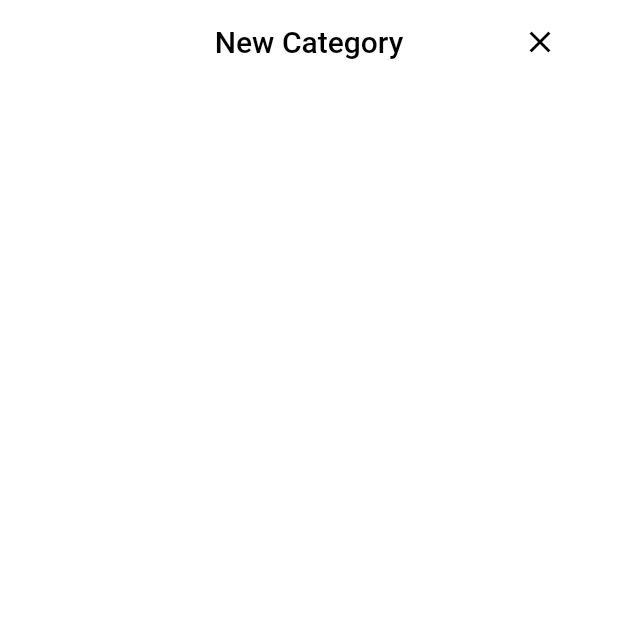
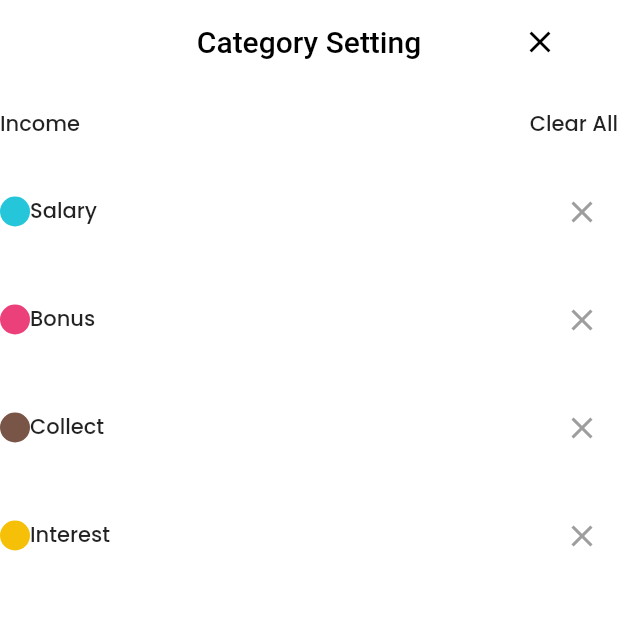
Before and after one commit to cympati/PAOTUNG, a Flutter app: the CategorySetting screen opened by its route, on a phone screen of 412 x 824 dp, the top half of it. Run offline on Flutter 3.47's test engine with Material 2 defaults, Android fonts, the phone set to English and light mode, and no system bars; our stand-ins replace flutter_svg, hive, phosphor_flutter; missing offline and left inert: dart:html; accounts and stored records are empty.

Commit message:
add categorysetting

```diff
--- a/frontend/lib/constants/route.dart
+++ b/frontend/lib/constants/route.dart
@@ -1,5 +1,6 @@
 import 'package:flutter/material.dart' as material;
 import 'package:paotung_frontend/screens/categorysetting/category_setting.dart';
+import 'package:paotung_frontend/screens/main/profile/categorysetting.dart';
 import 'package:paotung_frontend/screens/splashscreen/splash.dart';
 import 'package:paotung_frontend/screens/welcome/onboarding.dart';
 import 'package:paotung_frontend/screens/main/mainpage.dart';
--- a/frontend/lib/screens/categorysetting/category_setting.dart
+++ b/frontend/lib/screens/categorysetting/category_setting.dart
@@ -1,8 +1,8 @@
 import 'package:flutter/material.dart';
 import 'package:paotung_frontend/widgets/common/customappbar.dart';
 
-class CategorySetting extends StatelessWidget {
-  const CategorySetting({Key? key}) : super(key: key);
+class CategorySettings extends StatelessWidget {
+  const CategorySettings({Key? key}) : super(key: key);
 
   @override
   Widget build(BuildContext context) {
--- /dev/null
+++ b/frontend/lib/screens/main/profile/categorysetting.dart
@@ -0,0 +1,29 @@
+import 'package:flutter/material.dart';
+import 'package:paotung_frontend/widgets/category/category.dart';
+import 'package:paotung_frontend/widgets/category/textdefine.dart';
+import 'package:paotung_frontend/widgets/common/customappbar.dart';
+
+class CategorySetting extends StatefulWidget {
+  const CategorySetting({ Key? key }) : super(key: key);
+
+  @override
+  State<CategorySetting> createState() => _CategorySettingState();
+}
+
+class _CategorySettingState extends State<CategorySetting> {
+  @override
+  Widget build(BuildContext context) {
+    return Scaffold(
+      appBar: CloseAppBar(title: 'Category Setting'),
+      body: Column(
+        children: [
+          TextDefine(text1: "Income", text2: "Clear All"),
+          Category(color: Color(0xFF26C6DA), text: "Salary"),
+          Category(color: Color(0xFFEC407A), text: "Bonus"),
+          Category(color: Color(0xFF795548), text: "Collect"),
+         Category(color: Color(0xFFF6C008), text: "Interest"),
+        ],
+      )
+    );
+  }
+}
--- /dev/null
+++ b/frontend/lib/widgets/category/category.dart
@@ -0,0 +1,48 @@
+import 'package:flutter/material.dart';
+
+class Category extends StatelessWidget {
+  final Color color;
+  final String text;
+
+  const Category({Key? key, required this.color, required this.text})
+      : super(key: key);
+
+  @override
+  Widget build(BuildContext context) {
+    return Padding(
+      padding: const EdgeInsets.symmetric(vertical: 12),
+      child: Row(
+        children: [
+          Row(
+            children: [
+              ColorDot(color),
+              Column(
+                crossAxisAlignment: CrossAxisAlignment.start,
+                children: [Text(text)],
+              )
+            ],
+          ),
+          const Spacer(),
+          IconButton(
+            icon: Icon(
+              Icons.close,
+              color: Colors.grey,
+            ),
+            onPressed: () => Navigator.of(context).pop(),
+          )
+        ],
+      ),
+    );
+  }
+
+  Container ColorDot(
+    Color color,
+  ) {
+    return Container(
+      height: 20,
+      width: 20,
+      decoration:
+          BoxDecoration(borderRadius: BorderRadius.circular(20), color: color),
+    );
+  }
+}
--- /dev/null
+++ b/frontend/lib/widgets/category/textdefine.dart
@@ -0,0 +1,17 @@
+import 'package:flutter/material.dart';
+
+class TextDefine extends StatelessWidget {
+  final String text1;
+  final String text2;
+  const TextDefine({Key? key, required this.text1, required this.text2}) : super(key: key);
+
+  @override
+  Widget build(BuildContext context) {
+    return Padding(
+      padding: const EdgeInsets.symmetric(vertical: 12),
+      child: Row(
+        children: [Text(text1), const Spacer(), Text(text2)],
+      ),
+    );
+  }
+}
```
